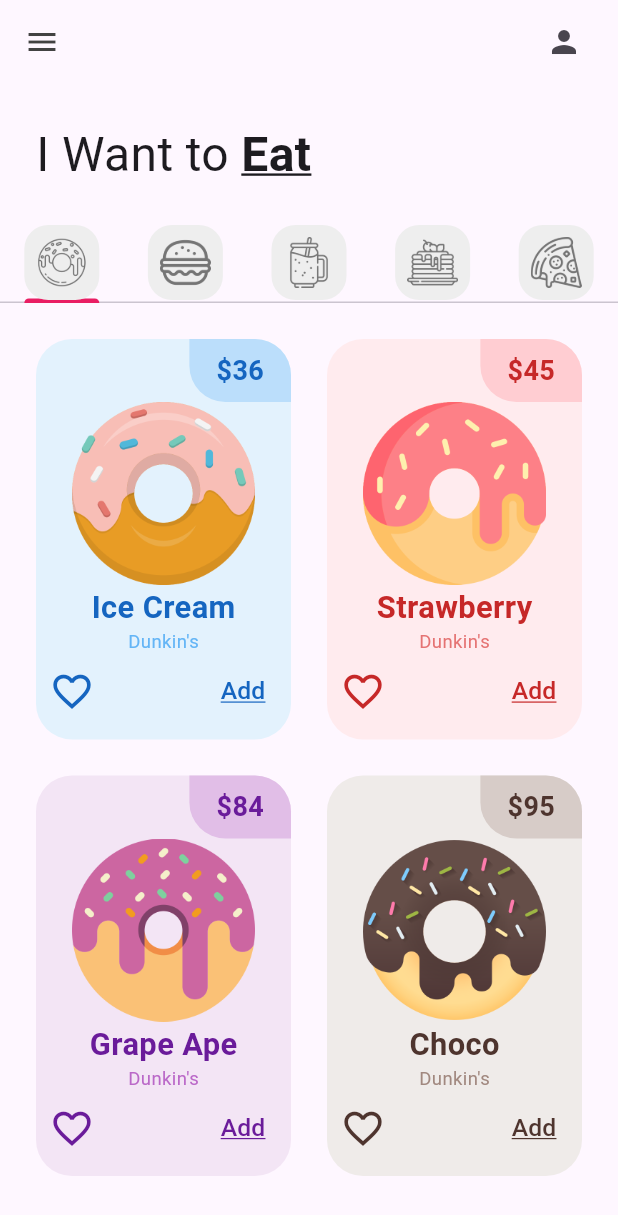
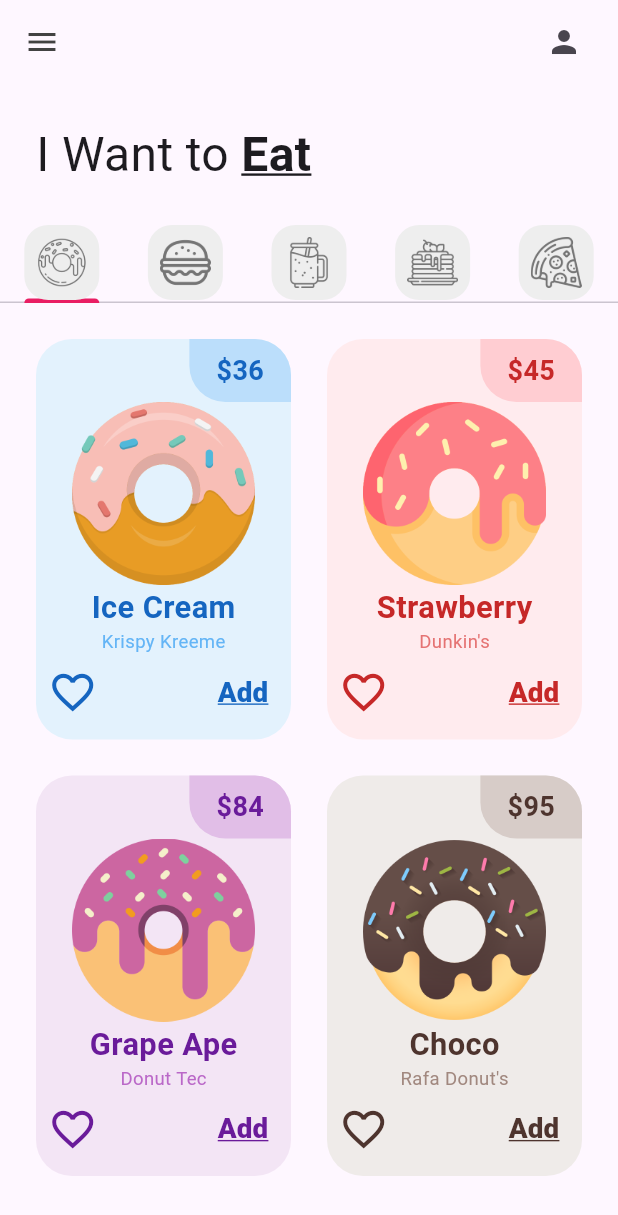
Before and after one commit to Brayam12/donut_app_4sa, a Flutter app: the screen it shows after launch, on a phone screen of 412 x 824 dp. Shown: the top 1215 px of the screen. Run offline on Flutter 3.47's test engine with Material 3 defaults, Android fonts, the phone set to English and light mode, and no system bars.

Commit message:
DonutTile Finished (class design)

```diff
--- a/lib/tabs/donut_tab.dart
+++ b/lib/tabs/donut_tab.dart
@@ -4,11 +4,11 @@ import 'package:flutter/material.dart';
 class DonutTab extends StatelessWidget {
   //list of donuts
   final List donutsOnSale = [
-    // [ donutFlavor, donutPrice, donutColor, imageName ]
-    ["Ice Cream", "36", Colors.blue, "lib/images/icecream_donut.png"],
-    ["Strawberry", "45", Colors.red, "lib/images/strawberry_donut.png"],
-    ["Grape Ape", "84", Colors.purple, "lib/images/grape_donut.png"],
-    ["Choco", "95", Colors.brown, "lib/images/chocolate_donut.png"],
+    // [ donutFlavor,donutStore, donutPrice, donutColor, imageName ]
+    ["Ice Cream","Krispy Kreeme", "36", Colors.blue, "lib/images/icecream_donut.png"],
+    ["Strawberry","Dunkin's", "45", Colors.red, "lib/images/strawberry_donut.png"],
+    ["Grape Ape","Donut Tec", "84", Colors.purple, "lib/images/grape_donut.png"],
+    ["Choco","Rafa Donut's", "95", Colors.brown, "lib/images/chocolate_donut.png"],
   ];
 
 
@@ -31,9 +31,10 @@ class DonutTab extends StatelessWidget {
       itemBuilder: (context, index){
         return DonutTile(
           donutFlavor: donutsOnSale[index][0],
-          donutPrice: donutsOnSale[index][1],
-          donutColor: donutsOnSale[index][2],
-          imageName: donutsOnSale[index][3],
+          donutStore: donutsOnSale[index][1],
+          donutPrice: donutsOnSale[index][2],
+          donutColor: donutsOnSale[index][3],
+          imageName: donutsOnSale[index][4],
 
 
         );
--- a/lib/utils/donut_tile.dart
+++ b/lib/utils/donut_tile.dart
@@ -7,12 +7,15 @@ class DonutTile extends StatelessWidget {
   final dynamic donutColor;
   final String imageName;
 
+  final dynamic donutStore;
+
   const DonutTile(
       {super.key,
       required this.donutFlavor,
+      required this.donutStore,
       required this.donutPrice,
       required this.donutColor,
-      required this.imageName});
+      required this.imageName,});
 
   @override
   Widget build(BuildContext context) {
@@ -60,7 +63,7 @@ class DonutTile extends StatelessWidget {
                 color: donutColor[800],
               ),),
 
-              Text("Dunkin's", style: TextStyle(
+              Text(donutStore, style: TextStyle(
                 fontSize: MediaQuery.of(context).size.width * 0.03,
                 color: donutColor[300],
               ),),
@@ -69,12 +72,16 @@ class DonutTile extends StatelessWidget {
               Row(
                 mainAxisAlignment: MainAxisAlignment.spaceBetween,
                 children: [
-                  IconButton(onPressed: (){}, icon: Icon(Icons.favorite_border, color: donutColor[800], size: 30,)),
+                  IconButton(onPressed: (){}, icon: Icon(Icons.favorite_border, color: donutColor[800], size: MediaQuery.of(context).size.width * 0.08,)),
                   TextButton(onPressed: (){}, child: Text("Add", style: TextStyle(
-                    color: donutColor[800], fontSize: MediaQuery.of(context).size.width * 0.04,
-                    decoration: TextDecoration.underline, decorationColor: donutColor[800]
-                  ),),),
-
+                    color: donutColor[800],
+                    fontSize: MediaQuery.of(context).size.width * 0.045,
+                    decoration: TextDecoration.underline,
+                    decorationColor: donutColor[800],
+                    fontWeight: FontWeight.w900
+                  ),
+                  ),
+                  ),
                 ],
               ),
 
```
